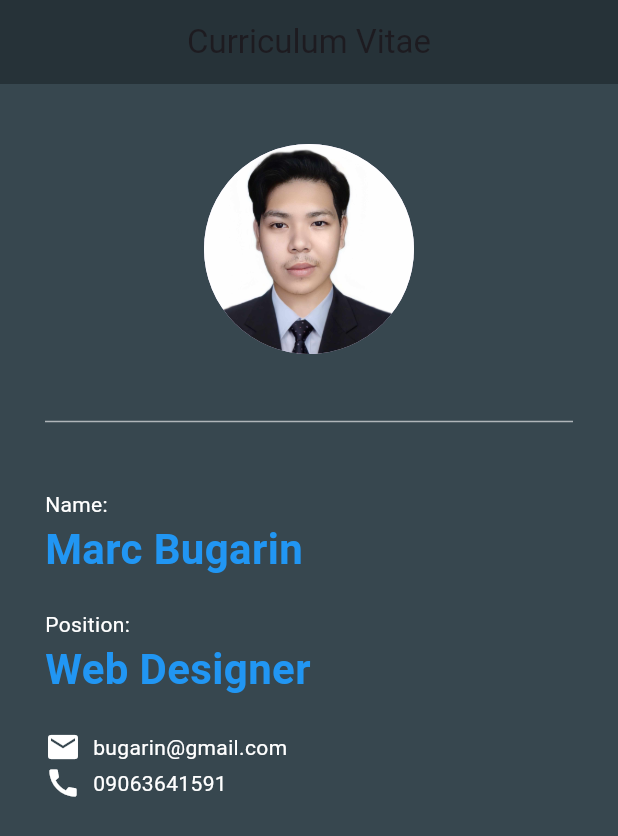
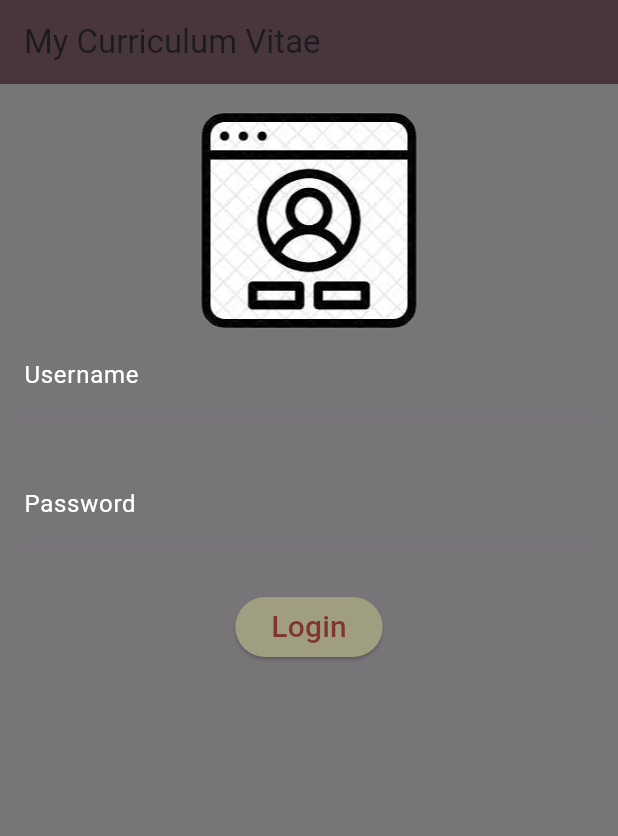
Before and after one commit to tiffanyabulencia/cv_login, a Flutter app: the screen it shows after launch, on a phone screen of 412 x 824 dp. Shown: the top 836 px of the screen. Run offline on Flutter 3.47's test engine with Material 3 defaults, Android fonts, the phone set to English and light mode, and no system bars; Roboto replaces fonts that are missing (RobotoMono).

Commit message:
first commit

```diff
--- /dev/null
+++ b/lib/loginpage.dart
@@ -0,0 +1,126 @@
+import 'homepage.dart';
+import 'package:flutter/material.dart';
+
+class LoginPage extends StatefulWidget {
+  const LoginPage({super.key});
+
+  @override
+  _LoginPageState createState() => _LoginPageState();
+}
+
+class _LoginPageState extends State<LoginPage> {
+  final TextEditingController _usernameController = TextEditingController();
+  final TextEditingController _passwordController = TextEditingController();
+  final GlobalKey<FormState> _formKey = GlobalKey<FormState>();
+
+  @override
+  Widget build(BuildContext context) {
+    return Scaffold(
+      appBar: AppBar(
+        title: const Text('My Curriculum Vitae'),
+        backgroundColor: Color.fromARGB(255, 73, 54, 61),
+      ),
+      body: SingleChildScrollView(
+        padding: const EdgeInsets.all(16.0),
+        child: Form(
+          key: _formKey,
+          child: Column(
+            mainAxisAlignment: MainAxisAlignment.center,
+            children: [
+              const Image(
+                image: AssetImage('images/login.png'),
+                height: 150,
+                width: 150,
+
+              ),
+              TextFormField(
+                style: const TextStyle(
+                  fontFamily: 'RobotoMono',
+                  color: Colors.white,
+                ),
+                controller: _usernameController,
+                decoration: const InputDecoration(
+                  labelText: 'Username',
+                  labelStyle: TextStyle(
+                    color: Colors.white,
+                    fontFamily: 'RobotoMono',
+                  ),
+                ),
+                validator: (value) {
+                  if (value == null || value.isEmpty) {
+                    return 'Please enter your username';
+                  } else if (!RegExp(r'^[\w-]+(\.[\w-]+)*@[\w-]+(\.[\w-]+)+$')
+                      .hasMatch(value)) {
+                    return 'Invalid email address';
+                  }
+                  return null;
+                },
+              ),
+              const SizedBox(height: 30),
+              TextFormField(
+                style: const TextStyle(
+                  fontFamily: 'RobotoMono',
+                  color: Colors.white,
+                ),
+                controller: _passwordController,
+                obscureText: true,
+                decoration: const InputDecoration(
+                    labelText: 'Password',
+                    labelStyle: TextStyle(
+                      color: Colors.white,
+                      fontFamily: 'RobotoMono',
+                    )),
+                validator: (value) {
+                  if (value == null || value.isEmpty) {
+                    return 'Please enter your password';
+                  } else if (_passwordController.text.length < 8) {
+                    return 'Password Length should be more than 8 characters';
+                  } else if (!RegExp(
+                          r'^(?=.*[a-z])(?=.*[A-Z])(?=.*\d)(?=.*[@$!%*?&])[A-Za-z\d@$!%*?&]+$')
+                      .hasMatch(value)) {
+                    return 'Password must meet the requirement';
+                  }
+                  return null;
+                },
+              ),
+              const SizedBox(height: 30),
+              ElevatedButton(
+                style: ElevatedButton.styleFrom(backgroundColor: Color.fromARGB(255, 160, 158, 128)),
+                onPressed: () {
+                  if (_formKey.currentState?.validate() == true) {
+                    // Check for specific username and password
+                    if (_usernameController.text == "tiffanyabulencia@gmail.com" &&
+                        _passwordController.text == "Abulencia@123") {
+                      // Successful login
+                      Navigator.push(
+                        context,
+                        MaterialPageRoute(
+                            builder: (context) => const MyApp()),
+                      );
+                    } else {
+                      // Incorrect username or password
+                      ScaffoldMessenger.of(context).showSnackBar(
+                        const SnackBar(
+                          content: Text('Incorrect username or password'),
+                        ),
+                      );
+                    }
+                  }
+                },
+                child: const Text(
+                  'Login',
+                  style: TextStyle(
+                    fontFamily: 'RobotoMono',
+                    color: Color.fromARGB(255, 128, 52, 52),
+                    fontSize: 20,
+                  ),
+                ),
+              ),
+            ],
+          ),
+        ),
+      ),
+      backgroundColor: Color.fromARGB(255, 120, 117, 121)
+    );
+  }
+}
--- a/lib/main.dart
+++ b/lib/main.dart
@@ -1,4 +1,5 @@
 import 'package:flutter/material.dart';
+import 'loginpage.dart'; // import the LoginPage class
 
 void main() {
   runApp(const MyApp());
@@ -9,99 +10,9 @@ class MyApp extends StatelessWidget {
 
   @override
   Widget build(BuildContext context) {
-    return MaterialApp(
+    return const MaterialApp(
       debugShowCheckedModeBanner: false,
-      home: Scaffold(
-        backgroundColor: Colors.blueGrey[800],
-        appBar: AppBar(
-          title: const Center(
-            child: Text(
-              'Curriculum Vitae',
-            ),
-          ),
-          backgroundColor: Colors.blueGrey[900],
-        ),
-        body: const Padding(
-          padding: EdgeInsets.fromLTRB(30, 40, 30, 0),
-          child: Column(
-            crossAxisAlignment: CrossAxisAlignment.start,
-            children: <Widget>[
-              Center(
-                child: CircleAvatar(
-                  backgroundImage: AssetImage(
-                    'images/avatar.jpg',
-                  ),
-                  radius: 70.0,
-                ),
-              ),
-              Divider(
-                height: 90,
-                color: Colors.white60,
-              ),
-              Text(
-                "Name:",
-                style: TextStyle(
-                  color: Colors.white,
-                ),
-              ),
-              Text(
-                "Marc Bugarin",
-                style: TextStyle(
-                  color: Colors.blue,
-                  fontSize: 28,
-                  fontWeight: FontWeight.w700,
-                ),
-              ),
-              SizedBox(
-                width: 20,
-                height: 20,
-              ),
-              Text(
-                "Position:",
-                style: TextStyle(
-                  color: Colors.white,
-                ),
-              ),
-              Text(
-                "Web Designer    ",
-                style: TextStyle(
-                  color: Colors.blue,
-                  fontSize: 28,
-                  fontWeight: FontWeight.w700,
-                ),
-              ),
-              SizedBox(
-                width: 20,
-                height: 20,
-              ),
-              Row(
-                children: [
-                  Icon(Icons.mail,
-                      color: Colors.white), // Replace with your desired icon
-                  SizedBox(
-                      width: 8.0), // Add some space between the icon and text
-                  Text(
-                    'bugarin@gmail.com',
-                    style: TextStyle(color: Colors.white),
-                  ),
-                ],
-              ),
-              Row(
-                children: [
-                  Icon(Icons.call,
-                      color: Colors.white), // Replace with your desired icon
-                  SizedBox(
-                      width: 8.0), // Add some space between the icon and text
-                  Text(
-                    '09063641591',
-                    style: TextStyle(color: Colors.white),
-                  ),
-                ],
-              ),
-            ],
-          ),
-        ),
-      ),
+      home: LoginPage(),
     );
   }
 }
```
Also changed, not shown: lib/educational_background.dart (added, +55 -0 lines), lib/homepage.dart (added, +146 -0 lines), lib/personal_info_screen.dart (added, +45 -0 lines), lib/skills.dart (added, +49 -0 lines), images/avatar.jpg, images/login.png (added), 5 other files.
